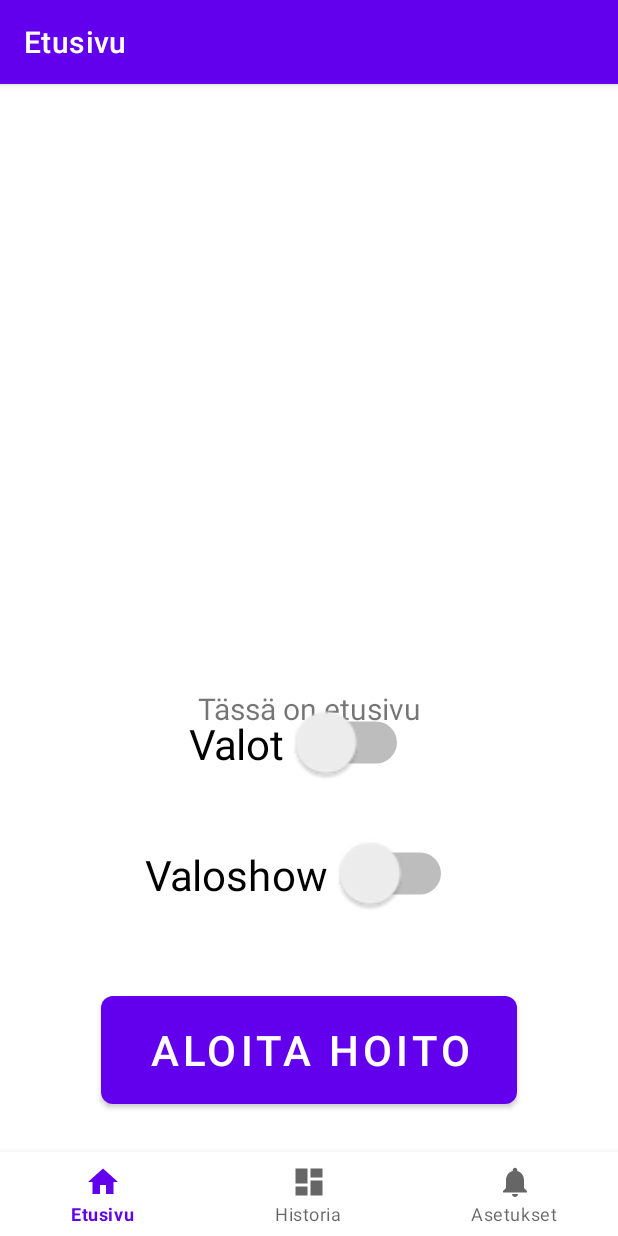
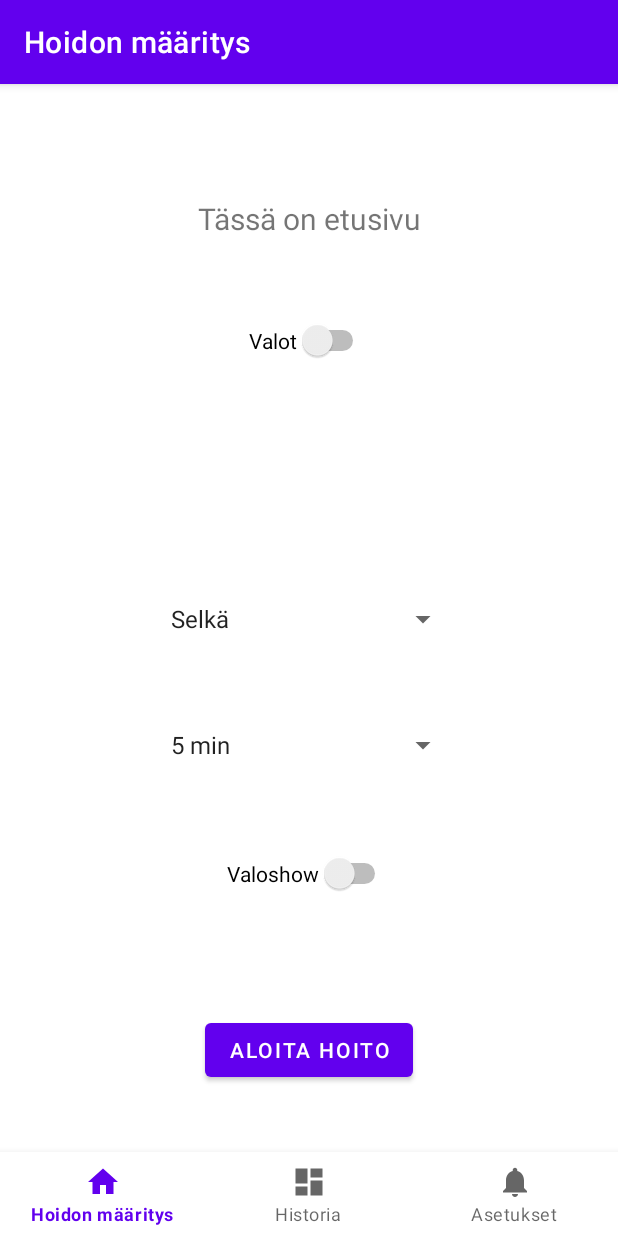
Before and after one commit to moldaw/SmartBall, an Android app: the screen it shows after launch (MainActivity), on a phone screen of 412 x 824 dp. Run offline under Robolectric (Android 15) with nearby library versions, the phone set to English and light mode, and no system bars; our stand-ins replace navigation-ui.

Commit message:
lisätty valikot etusivulle
etusivulle kaksi vetovalikkoa hierottavalle alueelle ja ajalle

```diff
--- a/app/src/main/java/com/example/smartball/ui/home/HomeFragment.java
+++ b/app/src/main/java/com/example/smartball/ui/home/HomeFragment.java
@@ -4,12 +4,16 @@ import android.os.Bundle;
 import android.view.LayoutInflater;
 import android.view.View;
 import android.view.ViewGroup;
+import android.widget.ArrayAdapter;
+import android.widget.Spinner;
 import android.widget.TextView;
 
 import androidx.annotation.NonNull;
+import androidx.annotation.Nullable;
 import androidx.fragment.app.Fragment;
 import androidx.lifecycle.ViewModelProvider;
 
+import com.example.smartball.R;
 import com.example.smartball.databinding.FragmentHomeBinding;
 
 public class HomeFragment extends Fragment {
@@ -30,6 +34,30 @@ public class HomeFragment extends Fragment {
     }
 
     @Override
+    public void onViewCreated(@NonNull View view, @Nullable Bundle savedInstanceState) {
+        super.onViewCreated(view, savedInstanceState);
+
+        Spinner areaSpinner = view.findViewById(R.id.area_spinner);
+        ArrayAdapter<CharSequence> area_adapter = ArrayAdapter.createFromResource(
+                getContext(),
+                R.array.area_options,
+                android.R.layout.simple_spinner_item
+        );
+        area_adapter.setDropDownViewResource(android.R.layout.simple_spinner_dropdown_item);
+        areaSpinner.setAdapter(area_adapter);
+
+        Spinner timeSpinner = view.findViewById(R.id.time_spinner);
+        ArrayAdapter<CharSequence> time_adapter = ArrayAdapter.createFromResource(
+                getContext(),
+                R.array.time_options,
+                android.R.layout.simple_spinner_item
+        );
+        time_adapter.setDropDownViewResource(android.R.layout.simple_spinner_dropdown_item);
+        timeSpinner.setAdapter(time_adapter);
+    }
+
+
+    @Override
     public void onDestroyView() {
         super.onDestroyView();
         binding = null;
--- a/app/src/main/res/layout/fragment_home.xml
+++ b/app/src/main/res/layout/fragment_home.xml
@@ -10,12 +10,9 @@
         android:id="@+id/text_home"
         android:layout_width="match_parent"
         android:layout_height="wrap_content"
-        android:layout_marginStart="8dp"
-        android:layout_marginTop="8dp"
-        android:layout_marginEnd="8dp"
+        android:layout_marginTop="20dp"
         android:textAlignment="center"
         android:textSize="20sp"
-        app:layout_constraintBottom_toBottomOf="parent"
         app:layout_constraintEnd_toEndOf="parent"
         app:layout_constraintStart_toStartOf="parent"
         app:layout_constraintTop_toTopOf="parent" />
@@ -25,8 +22,8 @@
         android:layout_width="wrap_content"
         android:layout_height="wrap_content"
         android:layout_marginBottom="100dp"
-        android:scaleX="2"
-        android:scaleY="2"
+        android:scaleX="1"
+        android:scaleY="1"
         android:text="Aloita hoito"
         app:layout_constraintBottom_toBottomOf="parent"
         app:layout_constraintEnd_toEndOf="parent"
@@ -36,24 +33,42 @@
         android:id="@+id/light_switch"
         android:layout_width="wrap_content"
         android:layout_height="wrap_content"
-        android:layout_marginBottom="60dp"
-        android:scaleX="2"
-        android:scaleY="2"
+        android:layout_marginTop="101dp"
+        android:scaleX="1"
+        android:scaleY="1"
         android:text="Valot"
-        app:layout_constraintBottom_toTopOf="@+id/lightshow_switch"
         app:layout_constraintEnd_toEndOf="parent"
-        app:layout_constraintStart_toStartOf="parent" />
+        app:layout_constraintStart_toStartOf="parent"
+        app:layout_constraintTop_toTopOf="parent" />
 
     <Switch
         android:id="@+id/lightshow_switch"
         android:layout_width="wrap_content"
         android:layout_height="wrap_content"
         android:layout_marginBottom="80dp"
-        android:scaleX="2"
-        android:scaleY="2"
+        android:scaleX="1"
+        android:scaleY="1"
         android:text="Valoshow"
         app:layout_constraintBottom_toTopOf="@+id/begin_button"
         app:layout_constraintEnd_toEndOf="parent"
         app:layout_constraintStart_toStartOf="parent" />
 
+    <Spinner
+        android:id="@+id/area_spinner"
+        android:layout_width="200dp"
+        android:layout_height="wrap_content"
+        android:layout_marginBottom="60dp"
+        app:layout_constraintBottom_toTopOf="@+id/time_spinner"
+        app:layout_constraintEnd_toEndOf="parent"
+        app:layout_constraintStart_toStartOf="parent" />
+
+    <Spinner
+        android:id="@+id/time_spinner"
+        android:layout_width="200dp"
+        android:layout_height="wrap_content"
+        android:layout_marginBottom="60dp"
+        app:layout_constraintBottom_toTopOf="@+id/lightshow_switch"
+        app:layout_constraintEnd_toEndOf="parent"
+        app:layout_constraintStart_toStartOf="parent" />
+
 </androidx.constraintlayout.widget.ConstraintLayout>
--- a/app/src/main/res/values/strings.xml
+++ b/app/src/main/res/values/strings.xml
@@ -1,6 +1,19 @@
 <resources>
-    <string name="app_name">SmartBall</string>
-    <string name="title_home">Etusivu</string>
+    <string name="app_name">SmartBall Companion App</string>
+    <string name="title_home">Hoidon määritys</string>
     <string name="title_dashboard">Historia</string>
     <string name="title_notifications">Asetukset</string>
+
+    <string-array name="area_options">
+        <item>Selkä</item>
+        <item>Käsi</item>
+        <item>Jalka</item>
+    </string-array>
+
+    <string-array name="time_options">
+        <item>5 min</item>
+        <item>10 min</item>
+        <item>15 min</item>
+        <item>20 min</item>
+    </string-array>
 </resources>
```
